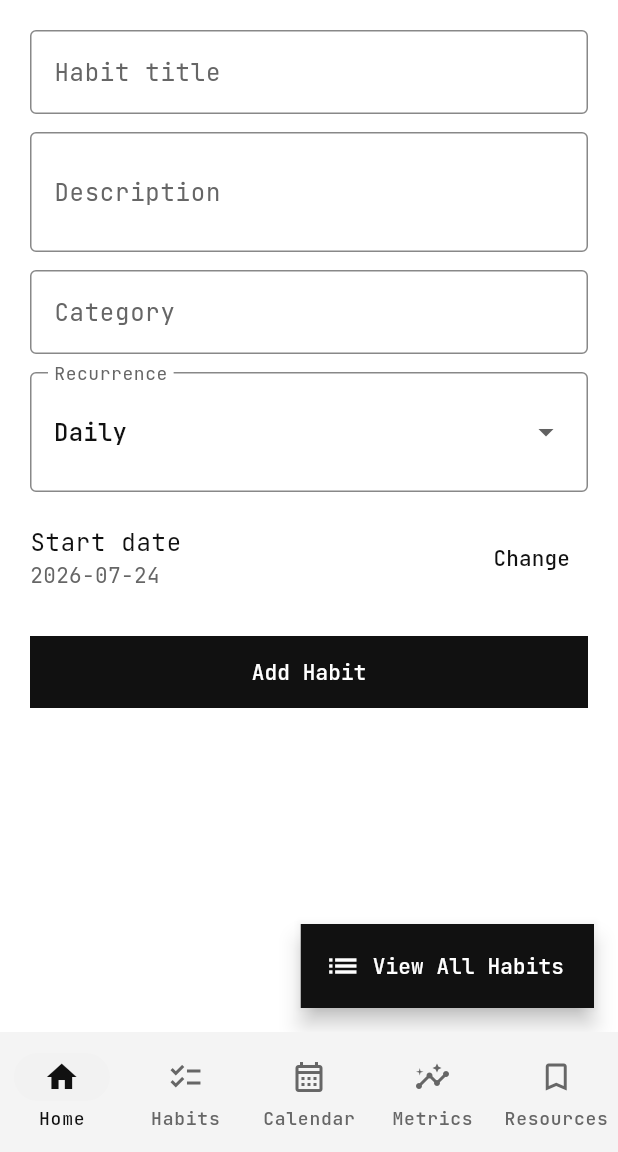
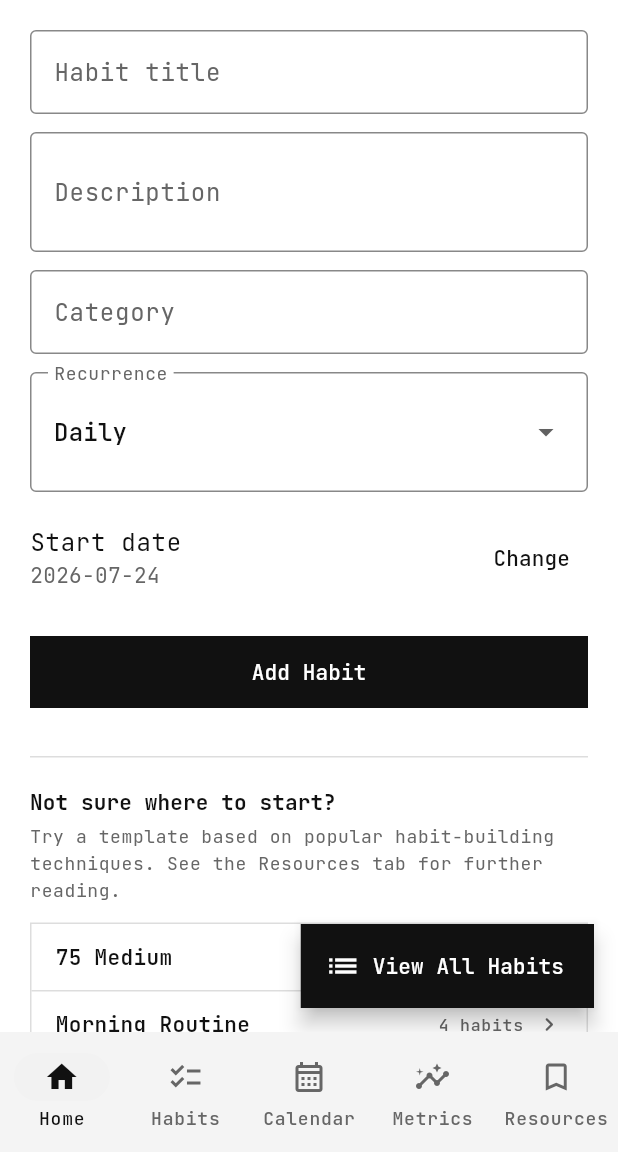
Before and after one commit to TeDand/aadat, a Flutter app: the screen it shows after launch, on a phone screen of 412 x 824 dp, the part 84-1236 px from its top. Run offline on Flutter 3.47's test engine with Material 3 defaults, Android fonts, the light colour scheme and no system bars; our stand-ins replace google_fonts, shared_preferences; missing offline and left inert: dart:html.

Commit message:
add templates

```diff
--- a/lib/ui/home/widgets/home_page.dart
+++ b/lib/ui/home/widgets/home_page.dart
@@ -4,6 +4,7 @@ import 'package:aadat/ui/home/view_models/home_viewmodel.dart';
 import 'package:aadat/ui/settings/settings_dialog.dart';
 import 'habits_list_view.dart';
 import 'habits_page.dart';
+import 'templates_section.dart';
 import 'package:aadat/data/repositories/habit_model.dart';
 
 class HomePage extends StatefulWidget {
@@ -259,6 +260,11 @@ class _HomePageState extends State<HomePage> {
               onPressed: () => _addHabit(viewModel),
               child: const Text('Add Habit'),
             ),
+            const SizedBox(height: 32),
+            const Divider(),
+            const SizedBox(height: 20),
+            const TemplatesSection(),
+            const SizedBox(height: 80),
           ],
         ),
       ),
--- /dev/null
+++ b/lib/ui/home/widgets/templates_section.dart
@@ -0,0 +1,408 @@
+import 'package:flutter/material.dart';
+import 'package:provider/provider.dart';
+import '../../../data/repositories/habit_model.dart';
+import '../view_models/home_viewmodel.dart';
+
+class HabitTemplate {
+  const HabitTemplate({
+    required this.name,
+    required this.description,
+    required this.habits,
+  });
+
+  final String name;
+  final String description;
+  final List<Habit> habits;
+}
+
+final habitTemplates = [
+  HabitTemplate(
+    name: '75 Medium',
+    description:
+        '75 days of healthy habits — a sustainable, beginner-friendly challenge.',
+    habits: [
+      Habit(
+        title: 'Workout 45 min',
+        description: 'Any exercise for at least 45 minutes.',
+        category: 'Fitness',
+        recurrence: HabitRecurrence.daily,
+        startDate: habitDateOnly(DateTime.now()),
+      ),
+      Habit(
+        title: 'Drink 2.5L water',
+        description: 'Hit your daily hydration goal.',
+        category: 'Health',
+        recurrence: HabitRecurrence.daily,
+        startDate: habitDateOnly(DateTime.now()),
+      ),
+      Habit(
+        title: 'Follow your diet',
+        description:
+            'Stick to your chosen diet plan — one treat allowed per week.',
+        category: 'Health',
+        recurrence: HabitRecurrence.daily,
+        startDate: habitDateOnly(DateTime.now()),
+      ),
+      Habit(
+        title: 'Read 10 pages',
+        description: 'Read at least 10 pages of a non-fiction book.',
+        category: 'Learning',
+        recurrence: HabitRecurrence.daily,
+        startDate: habitDateOnly(DateTime.now()),
+      ),
+      Habit(
+        title: 'Progress photo',
+        description: 'Take a weekly progress photo to track your transformation.',
+        category: 'Fitness',
+        recurrence: HabitRecurrence.weekly,
+        startDate: habitDateOnly(DateTime.now()),
+      ),
+    ],
+  ),
+  HabitTemplate(
+    name: 'Morning Routine',
+    description: 'A simple daily routine to start each day with intention.',
+    habits: [
+      Habit(
+        title: 'Make your bed',
+        description: 'Start the day with a small win.',
+        category: 'Mindset',
+        recurrence: HabitRecurrence.daily,
+        startDate: habitDateOnly(DateTime.now()),
+      ),
+      Habit(
+        title: '10 min meditation',
+        description: 'Quiet your mind before the day begins.',
+        category: 'Mindset',
+        recurrence: HabitRecurrence.daily,
+        startDate: habitDateOnly(DateTime.now()),
+      ),
+      Habit(
+        title: 'Morning walk',
+        description: 'Get outside and move within the first hour of waking.',
+        category: 'Fitness',
+        recurrence: HabitRecurrence.daily,
+        startDate: habitDateOnly(DateTime.now()),
+      ),
+      Habit(
+        title: 'Journal',
+        description: 'Write 3 things you\'re grateful for.',
+        category: 'Mindset',
+        recurrence: HabitRecurrence.daily,
+        startDate: habitDateOnly(DateTime.now()),
+      ),
+    ],
+  ),
+  HabitTemplate(
+    name: 'Deep Work',
+    description: 'Build the focus and learning habits that compound over time.',
+    habits: [
+      Habit(
+        title: '2h deep work block',
+        description: 'No distractions — phone away, single task only.',
+        category: 'Work',
+        recurrence: HabitRecurrence.daily,
+        startDate: habitDateOnly(DateTime.now()),
+      ),
+      Habit(
+        title: 'Read 20 pages',
+        description: 'Read anything that sharpens your thinking.',
+        category: 'Learning',
+        recurrence: HabitRecurrence.daily,
+        startDate: habitDateOnly(DateTime.now()),
+      ),
+      Habit(
+        title: 'Weekly review',
+        description: 'Reflect on the week — what worked, what didn\'t.',
+        category: 'Work',
+        recurrence: HabitRecurrence.weekly,
+        startDate: habitDateOnly(DateTime.now()),
+      ),
+      Habit(
+        title: 'Learn something new',
+        description:
+            'Spend 30 min on a skill or subject outside your comfort zone.',
+        category: 'Learning',
+        recurrence: HabitRecurrence.daily,
+        startDate: habitDateOnly(DateTime.now()),
+      ),
+    ],
+  ),
+];
+
+/// Compact section widget for the Home page.
+class TemplatesSection extends StatelessWidget {
+  const TemplatesSection({super.key});
+
+  @override
+  Widget build(BuildContext context) {
+    final scheme = Theme.of(context).colorScheme;
+    final textTheme = Theme.of(context).textTheme;
+
+    return Column(
+      crossAxisAlignment: CrossAxisAlignment.start,
+      children: [
+        Text(
+          'Not sure where to start?',
+          style: textTheme.titleSmall?.copyWith(fontWeight: FontWeight.w700),
+        ),
+        const SizedBox(height: 4),
+        Text(
+          'Try a template based on popular habit-building techniques. '
+          'See the Resources tab for further reading.',
+          style: textTheme.bodySmall?.copyWith(
+            color: scheme.onSurfaceVariant,
+            height: 1.5,
+          ),
+        ),
+        const SizedBox(height: 12),
+        Container(
+          decoration: BoxDecoration(
+            border: Border.all(color: scheme.outlineVariant),
+          ),
+          child: Column(
+            children: [
+              for (var i = 0; i < habitTemplates.length; i++) ...[
+                if (i > 0) Divider(height: 1, color: scheme.outlineVariant),
+                _TemplateTile(template: habitTemplates[i]),
+              ],
+            ],
+          ),
+        ),
+      ],
+    );
+  }
+}
+
+class _TemplateTile extends StatelessWidget {
+  const _TemplateTile({required this.template});
+
+  final HabitTemplate template;
+
+  @override
+  Widget build(BuildContext context) {
+    final scheme = Theme.of(context).colorScheme;
+    final textTheme = Theme.of(context).textTheme;
+
+    return InkWell(
+      onTap: () => _showSheet(context),
+      child: Padding(
+        padding: const EdgeInsets.symmetric(horizontal: 16, vertical: 12),
+        child: Row(
+          children: [
+            Expanded(
+              child: Text(
+                template.name,
+                style: textTheme.bodyMedium?.copyWith(
+                  fontWeight: FontWeight.w600,
+                ),
+              ),
+            ),
+            Text(
+              '${template.habits.length} habits',
+              style: textTheme.labelSmall?.copyWith(
+                color: scheme.onSurfaceVariant,
+              ),
+            ),
+            const SizedBox(width: 8),
+            Icon(
+              Icons.chevron_right_rounded,
+              size: 18,
+              color: scheme.onSurfaceVariant,
+            ),
+          ],
+        ),
+      ),
+    );
+  }
+
+  void _showSheet(BuildContext context) {
+    showModalBottomSheet(
+      context: context,
+      isScrollControlled: true,
+      shape: const RoundedRectangleBorder(),
+      builder: (ctx) => _TemplateSheet(template: template),
+    );
+  }
+}
+
+class _TemplateSheet extends StatelessWidget {
+  const _TemplateSheet({required this.template});
+
+  final HabitTemplate template;
+
+  @override
+  Widget build(BuildContext context) {
+    final scheme = Theme.of(context).colorScheme;
+    final textTheme = Theme.of(context).textTheme;
+
+    return DraggableScrollableSheet(
+      expand: false,
+      initialChildSize: 0.6,
+      maxChildSize: 0.9,
+      minChildSize: 0.4,
+      builder: (_, controller) => Padding(
+        padding: const EdgeInsets.fromLTRB(20, 0, 20, 0),
+        child: ListView(
+          controller: controller,
+          children: [
+            const SizedBox(height: 12),
+            Center(
+              child: Container(
+                width: 40,
+                height: 4,
+                decoration: BoxDecoration(
+                  color: scheme.outlineVariant,
+                  borderRadius: BorderRadius.circular(2),
+                ),
+              ),
+            ),
+            const SizedBox(height: 20),
+            Row(
+              children: [
+                Expanded(
+                  child: Text(
+                    template.name,
+                    style: textTheme.titleMedium
+                        ?.copyWith(fontWeight: FontWeight.w700),
+                  ),
+                ),
+                Container(
+                  padding:
+                      const EdgeInsets.symmetric(horizontal: 8, vertical: 3),
+                  decoration: BoxDecoration(
+                    color: scheme.primaryContainer,
+                    borderRadius: BorderRadius.circular(12),
+                  ),
+                  child: Text(
+                    '${template.habits.length} habits',
+                    style: textTheme.labelSmall?.copyWith(
+                      color: scheme.onPrimaryContainer,
+                      fontWeight: FontWeight.w600,
+                    ),
+                  ),
+                ),
+              ],
+            ),
+            const SizedBox(height: 6),
+            Text(
+              template.description,
+              style: textTheme.bodyMedium?.copyWith(
+                color: scheme.onSurfaceVariant,
+                height: 1.5,
+              ),
+            ),
+            const SizedBox(height: 20),
+            Text(
+              'Included habits',
+              style: textTheme.labelMedium?.copyWith(
+                color: scheme.onSurfaceVariant,
+                fontWeight: FontWeight.w600,
+              ),
+            ),
+            const SizedBox(height: 10),
+            for (final h in template.habits) ...[
+              _HabitRow(habit: h, scheme: scheme, textTheme: textTheme),
+              const SizedBox(height: 8),
+            ],
+            const SizedBox(height: 16),
+            FilledButton(
+              style: FilledButton.styleFrom(
+                padding: const EdgeInsets.symmetric(vertical: 14),
+              ),
+              onPressed: () => _confirmLoad(context),
+              child: const Text('Use this template'),
+            ),
+            const SizedBox(height: 32),
+          ],
+        ),
+      ),
+    );
+  }
+
+  Future<void> _confirmLoad(BuildContext context) async {
+    final vm = context.read<HomeViewModel>();
+    Navigator.pop(context);
+
+    var added = 0;
+    for (final habit in template.habits) {
+      final result = await vm.addHabit(habit);
+      if (result == 'habit added!') added++;
+    }
+
+    if (!context.mounted) return;
+    ScaffoldMessenger.of(context).showSnackBar(
+      SnackBar(
+        content: Text(
+          added == 0
+              ? 'All habits already exist.'
+              : '$added habit${added == 1 ? '' : 's'} added from ${template.name}.',
+        ),
+        duration: const Duration(seconds: 3),
+        behavior: SnackBarBehavior.floating,
+        margin: const EdgeInsets.all(16),
+        shape: const RoundedRectangleBorder(),
+        backgroundColor: Theme.of(context).colorScheme.primary,
+      ),
+    );
+  }
+}
+
+class _HabitRow extends StatelessWidget {
+  const _HabitRow({
+    required this.habit,
+    required this.scheme,
+    required this.textTheme,
+  });
+
+  final Habit habit;
+  final ColorScheme scheme;
+  final TextTheme textTheme;
+
+  @override
+  Widget build(BuildContext context) {
+    return Row(
+      crossAxisAlignment: CrossAxisAlignment.start,
+      children: [
+        Padding(
+          padding: const EdgeInsets.only(top: 3),
+          child: Icon(Icons.circle, size: 6, color: scheme.onSurfaceVariant),
+        ),
+        const SizedBox(width: 10),
+        Expanded(
+          child: Column(
+            crossAxisAlignment: CrossAxisAlignment.start,
+            children: [
+              Row(
+                children: [
+                  Expanded(
+                    child: Text(
+                      habit.title,
+                      style: textTheme.bodyMedium
+                          ?.copyWith(fontWeight: FontWeight.w600),
+                    ),
+                  ),
+                  const SizedBox(width: 8),
+                  Text(
+                    habit.recurrence.displayName,
+                    style: textTheme.labelSmall?.copyWith(
+                      color: scheme.onSurfaceVariant,
+                    ),
+                  ),
+                ],
+              ),
+              if (habit.description.isNotEmpty)
+                Text(
+                  habit.description,
+                  style: textTheme.bodySmall?.copyWith(
+                    color: scheme.onSurfaceVariant,
+                    height: 1.4,
+                  ),
+                ),
+            ],
+          ),
+        ),
+      ],
+    );
+  }
+}
--- a/pubspec.yaml
+++ b/pubspec.yaml
@@ -13,6 +13,7 @@ dependencies:
   english_words: ^4.0.0
   provider: ^6.1.5
   shared_preferences: ^2.5.3
+  url_launcher: ^6.3.1
 
 dev_dependencies:
   flutter_test:
```
Also changed, not shown: lib/ui/home/widgets/resources_page.dart (+7 -24 lines), pubspec.lock, 5 other files.
